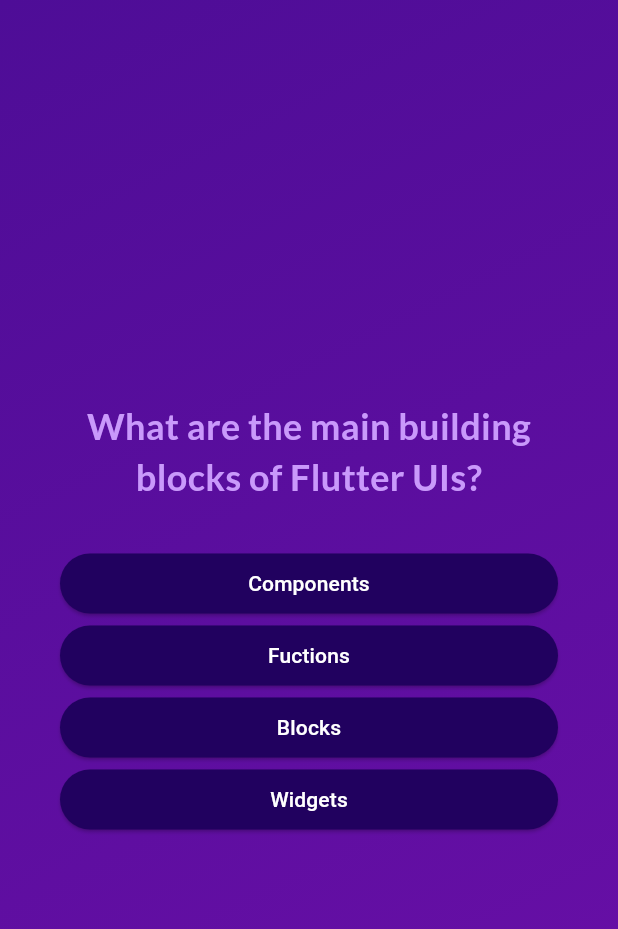
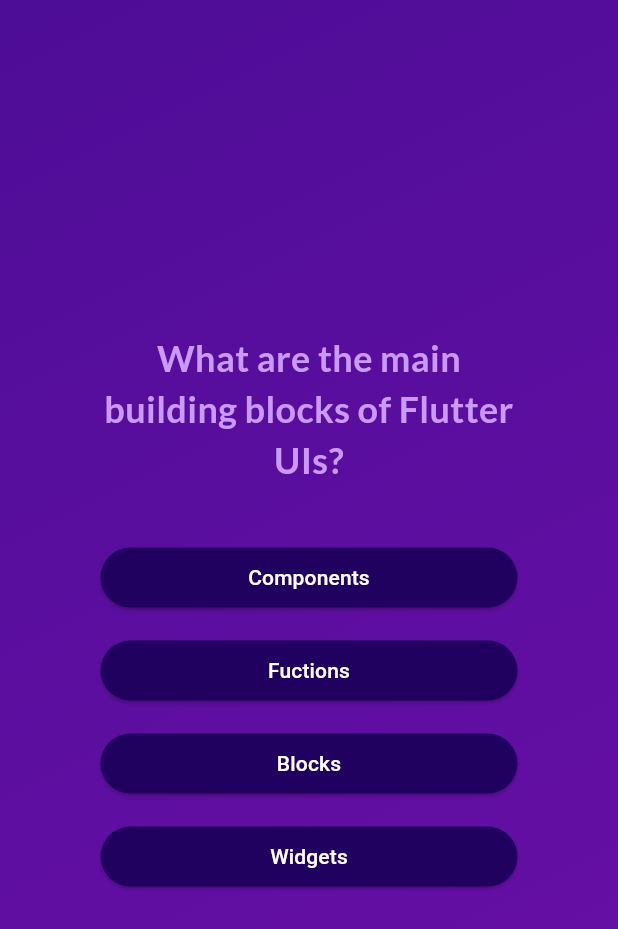
Before and after one commit to maubmz/ProyectosPc, a Flutter app: the screen it shows after launch, after a tap on "Start Quiz", on a phone screen of 412 x 824 dp. Shown: the top 929 px of the screen. Run offline on Flutter 3.47's test engine with Material 3 defaults, Android fonts, the phone set to English and light mode, and no system bars; our stand-ins replace google_fonts.

Commit message:
Proyecto Seccion 3 Terminada
Video 89

```diff
--- a/adv_basics/lib/answer_button.dart
+++ b/adv_basics/lib/answer_button.dart
@@ -2,15 +2,20 @@ import 'package:flutter/material.dart';
 
 // Widget boton de respuesta
 class AnswerButton extends StatelessWidget {
-  const AnswerButton(
-      {super.key, required this.answerText, required this.onTap});
+  const AnswerButton({
+    super.key,
+    required this.answerText,
+    required this.onTap,
+  });
 
   final String answerText;
   final void Function() onTap;
 
   @override
   Widget build(BuildContext context) {
-    return ElevatedButton(
+    return Padding(
+      padding: const EdgeInsets.all(7), // Ajusta el valor a tu necesidad
+      child: ElevatedButton(
         onPressed: onTap,
         style: ElevatedButton.styleFrom(
           padding: const EdgeInsets.symmetric(
@@ -27,6 +32,7 @@ class AnswerButton extends StatelessWidget {
           answerText,
           textAlign: TextAlign.center,
         ),
+      ),
     );
   }
 }
--- a/adv_basics/lib/questions_screen.dart
+++ b/adv_basics/lib/questions_screen.dart
@@ -38,7 +38,7 @@ class _QuestionsScreenState extends State<QuestionsScreen> {
     return SizedBox(
       width: double.infinity,
       child: Container(
-        margin: const EdgeInsets.all(40),
+        margin: const EdgeInsets.all(60),
         child: Column(
           mainAxisAlignment: MainAxisAlignment.center,
           crossAxisAlignment: CrossAxisAlignment.stretch,
--- a/adv_basics/lib/questions_summary/summary_item.dart
+++ b/adv_basics/lib/questions_summary/summary_item.dart
@@ -23,7 +23,7 @@ class SummaryItem extends StatelessWidget {
         const SizedBox(width: 20),
         Expanded(
           child: Column(
-            crossAxisAlignment: CrossAxisAlignment.start,
+            crossAxisAlignment: CrossAxisAlignment.center, // Cambia esta línea
             children: [
               Text(
                 itemData['question'] as String,
```
Lines whose indentation alone changed are shown as unchanged.
